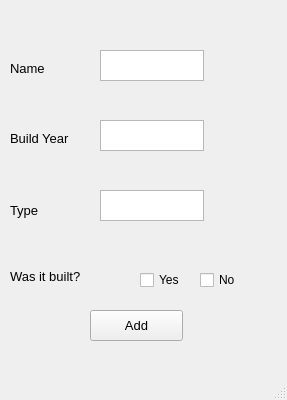
First picture: the form in Verk1_2/addcomputerwindow.ui, repository steinarb08/Verkefni1_2, before the edit.
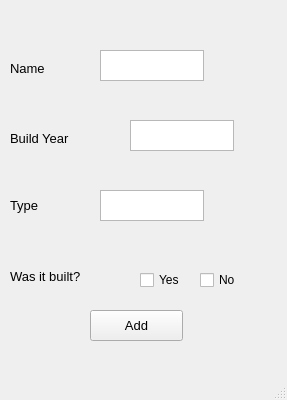
Second picture: the form after the edit.

```diff
--- a/Verk1_2/addcomputerwindow.ui
+++ b/Verk1_2/addcomputerwindow.ui
@@ -27,7 +27,7 @@
    <widget class="QTextEdit" name="textNewBuildYear">
     <property name="geometry">
      <rect>
-      <x>100</x>
+      <x>130</x>
       <y>120</y>
       <width>104</width>
       <height>31</height>
@@ -66,9 +66,9 @@
     <property name="geometry">
      <rect>
       <x>10</x>
-      <y>200</y>
+      <y>190</y>
       <width>53</width>
-      <height>21</height>
+      <height>31</height>
      </rect>
     </property>
     <property name="font">
@@ -85,7 +85,7 @@
      <rect>
       <x>10</x>
       <y>130</y>
-      <width>81</width>
+      <width>111</width>
       <height>16</height>
      </rect>
     </property>
@@ -103,7 +103,7 @@
      <rect>
       <x>10</x>
       <y>266</y>
-      <width>101</width>
+      <width>111</width>
       <height>20</height>
      </rect>
     </property>
```
Left out of the diff: 2 changed lines with no effect on the pictures.
